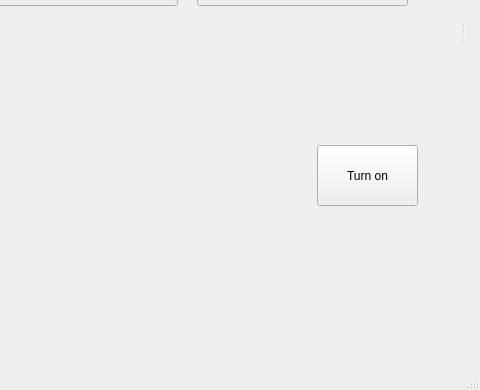
This is gui/Fly_Arena_GUIs/optogenetic/optogenetic_window.ui in NollmannLab/qudi-HiM as Qt 5 draws it before an edit; both pictures show x 303 to 783 and y 304 to 694 of the 783 by 694 pixel window. The edited form follows.
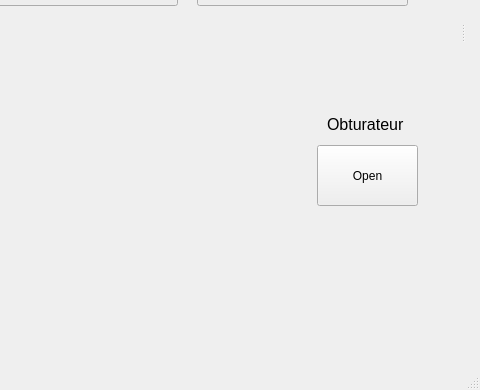
This is the edited form.

Patch:
```diff
--- a/gui/Fly_Arena_GUIs/optogenetic/optogenetic_window.ui
+++ b/gui/Fly_Arena_GUIs/optogenetic/optogenetic_window.ui
@@ -154,7 +154,20 @@
       </rect>
      </property>
      <property name="text">
-      <string>Turn on</string>
+      <string>Open</string>
+     </property>
+    </widget>
+    <widget class="QLabel" name="label_3">
+     <property name="geometry">
+      <rect>
+       <x>630</x>
+       <y>400</y>
+       <width>91</width>
+       <height>16</height>
+      </rect>
+     </property>
+     <property name="text">
+      <string>&lt;html&gt;&lt;head/&gt;&lt;body&gt;&lt;p&gt;&lt;span style=&quot; font-size:12pt;&quot;&gt;Obturateur&lt;/span&gt;&lt;/p&gt;&lt;/body&gt;&lt;/html&gt;</string>
      </property>
     </widget>
    </widget>
```
